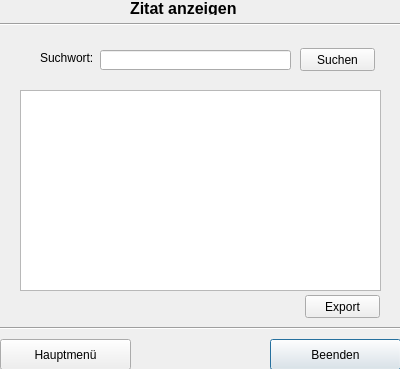
Qt form ZitatErfassung/frmzitatanzeigen.ui (TrialAnd404/MyRepo) before a commit.
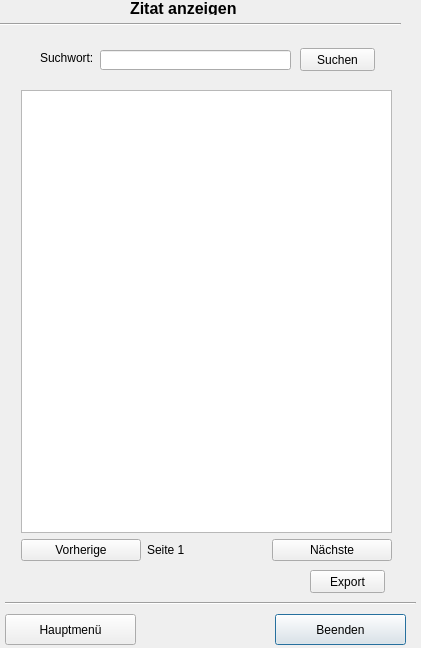
The same form after that commit.

What changed in the file:
```diff
--- a/ZitatErfassung/frmzitatanzeigen.ui
+++ b/ZitatErfassung/frmzitatanzeigen.ui
@@ -6,8 +6,8 @@
    <rect>
     <x>0</x>
     <y>0</y>
-    <width>400</width>
-    <height>369</height>
+    <width>421</width>
+    <height>648</height>
    </rect>
   </property>
   <property name="windowTitle">
@@ -16,8 +16,8 @@
   <widget class="QPushButton" name="pbBeenden">
    <property name="geometry">
     <rect>
-     <x>270</x>
-     <y>339</y>
+     <x>275</x>
+     <y>614</y>
      <width>131</width>
      <height>31</height>
     </rect>
@@ -55,8 +55,8 @@
   <widget class="QPushButton" name="pbMenue">
    <property name="geometry">
     <rect>
-     <x>0</x>
-     <y>339</y>
+     <x>5</x>
+     <y>614</y>
      <width>131</width>
      <height>31</height>
     </rect>
@@ -68,8 +68,8 @@
   <widget class="Line" name="line">
    <property name="geometry">
     <rect>
-     <x>0</x>
-     <y>320</y>
+     <x>5</x>
+     <y>595</y>
      <width>411</width>
      <height>16</height>
     </rect>
@@ -114,21 +114,11 @@
     <string>Suchen</string>
    </property>
   </widget>
-  <widget class="QListView" name="lwZitate">
-   <property name="geometry">
-    <rect>
-     <x>20</x>
-     <y>90</y>
-     <width>361</width>
-     <height>201</height>
-    </rect>
-   </property>
-  </widget>
   <widget class="QPushButton" name="pbExport">
    <property name="geometry">
     <rect>
-     <x>305</x>
-     <y>295</y>
+     <x>310</x>
+     <y>570</y>
      <width>75</width>
      <height>23</height>
     </rect>
@@ -137,6 +127,45 @@
     <string>Export</string>
    </property>
   </widget>
+  <widget class="QWidget" name="">
+   <property name="geometry">
+    <rect>
+     <x>21</x>
+     <y>90</y>
+     <width>371</width>
+     <height>471</height>
+    </rect>
+   </property>
+   <layout class="QGridLayout" name="gridLayout">
+    <item row="0" column="0" colspan="3">
+     <widget class="QListWidget" name="lwAusgabe"/>
+    </item>
+    <item row="1" column="0">
+     <widget class="QPushButton" name="btnPrev">
+      <property name="text">
+       <string>Vorherige</string>
+      </property>
+     </widget>
+    </item>
+    <item row="1" column="1">
+     <widget class="QLabel" name="lblSeite">
+      <property name="layoutDirection">
+       <enum>Qt::LeftToRight</enum>
+      </property>
+      <property name="text">
+       <string>Seite 1</string>
+      </property>
+     </widget>
+    </item>
+    <item row="1" column="2">
+     <widget class="QPushButton" name="btnNext">
+      <property name="text">
+       <string>Nächste</string>
+      </property>
+     </widget>
+    </item>
+   </layout>
+  </widget>
  </widget>
  <resources/>
  <connections/>
```
